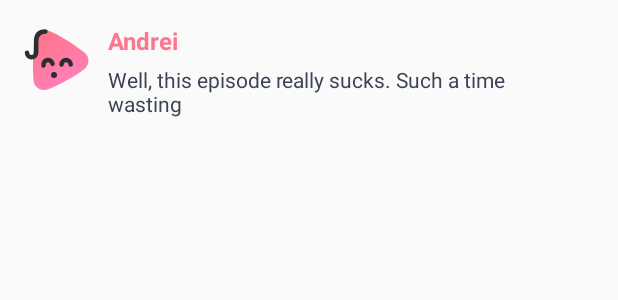
After one commit to gregamezic/infinum_project, an Android app: the layout item_comment_view.xml on its own in the app's theme, with its tools: preview values and no code run, on a phone screen of 412 x 824 dp. The commit adds this screen. Shown: the top 300 px of the screen. Run offline under Robolectric (Android 15) with nearby library versions, the phone set to English and light mode, and no system bars.

Commit message:
Finished all screens. Error for posting-getting comments

```diff
--- /dev/null
+++ b/app/src/main/res/drawable/ic_img_comment_user.xml
@@ -0,0 +1,40 @@
+<vector xmlns:android="http://schemas.android.com/apk/res/android"
+    xmlns:aapt="http://schemas.android.com/aapt"
+    android:width="48dp"
+    android:height="48dp"
+    android:viewportWidth="48"
+    android:viewportHeight="48">
+  <path
+      android:pathData="M40.214,18.923C34.287,14.237 23.664,7.257 16.92,4.624c-4.668,-1.822 -9.197,0.449 -9.88,5.448 -1.08,7.903 -1.367,20.324 -0.633,27.492 0.514,5.02 4.916,7.63 9.62,5.905 6.344,-2.326 18.303,-8.778 23.925,-13.194 3.95,-3.101 4.2,-8.238 0.262,-11.352"
+      android:fillType="evenOdd">
+    <aapt:attr name="android:fillColor">
+      <gradient
+          android:startY="8.755957"
+          android:startX="13.525794"
+          android:endY="33.47643"
+          android:endX="28.997816"
+          android:type="linear">
+        <item android:offset="0" android:color="#FFFF758C"/>
+        <item android:offset="1" android:color="#FFFF7EB3"/>
+      </gradient>
+    </aapt:attr>
+  </path>
+  <path
+      android:pathData="M25,27.08c0,-1.7 1.368,-3.08 3.054,-3.08 1.688,0 3.055,1.38 3.055,3.08M13.053,27.647c-0.31,-1.672 0.782,-3.281 2.44,-3.594 1.659,-0.313 3.254,0.79 3.564,2.462"
+      android:strokeWidth="3"
+      android:fillColor="#00000000"
+      android:strokeColor="#2E2E2E"
+      android:fillType="evenOdd"
+      android:strokeLineCap="round"/>
+  <path
+      android:pathData="M20,34m-2,0a2,2 0,1 1,4 0a2,2 0,1 1,-4 0"
+      android:fillColor="#2E2E2E"
+      android:fillType="evenOdd"/>
+  <path
+      android:pathData="M2,19.122c0,1.7 1.368,3.08 3.054,3.08 1.688,0 3.055,-1.38 3.055,-3.08L8.109,11.508C8.11,8.216 9.335,5 14.231,5"
+      android:strokeWidth="3"
+      android:fillColor="#00000000"
+      android:strokeColor="#2E2E2E"
+      android:fillType="evenOdd"
+      android:strokeLineCap="round"/>
+</vector>
--- /dev/null
+++ b/app/src/main/res/layout/item_comment_view.xml
@@ -0,0 +1,43 @@
+<?xml version="1.0" encoding="utf-8"?>
+<androidx.constraintlayout.widget.ConstraintLayout xmlns:android="http://schemas.android.com/apk/res/android"
+    android:layout_width="match_parent"
+    android:layout_height="wrap_content"
+    xmlns:app="http://schemas.android.com/apk/res-auto"
+    xmlns:tools="http://schemas.android.com/tools"
+    android:padding="@dimen/default_padding">
+
+    <ImageView
+        android:id="@+id/img_comment_user"
+        android:layout_width="wrap_content"
+        android:layout_height="wrap_content"
+        android:src="@drawable/ic_img_comment_user"
+        app:layout_constraintTop_toTopOf="parent"
+        app:layout_constraintStart_toStartOf="parent"/>
+
+    <TextView
+        android:id="@+id/tv_comment_username"
+        android:layout_width="wrap_content"
+        android:layout_height="wrap_content"
+        android:textColor="@color/colorPrimary"
+        android:textSize="@dimen/default_font"
+        tools:text="Andrei"
+        android:textStyle="bold"
+        app:layout_constraintTop_toTopOf="@+id/img_comment_user"
+        app:layout_constraintLeft_toRightOf="@+id/img_comment_user"
+        android:layout_marginStart="8dp"/>
+
+    <TextView
+        android:id="@+id/tv_comment_text_item"
+        android:layout_width="0dp"
+        android:layout_height="wrap_content"
+        android:layout_marginEnd="24dp"
+        android:textColor="#3b4354"
+        android:textSize="14sp"
+        android:layout_marginTop="5dp"
+        app:layout_constraintEnd_toEndOf="parent"
+        app:layout_constraintLeft_toLeftOf="@+id/tv_comment_username"
+        app:layout_constraintStart_toStartOf="@+id/tv_comment_username"
+        app:layout_constraintTop_toBottomOf="@+id/tv_comment_username"
+        tools:text="Well, this episode really sucks. Such a time wasting" />
+
+</androidx.constraintlayout.widget.ConstraintLayout>
```
Also changed, not shown: app/src/main/java/mezic/grega/hows_gregamezic/ShowRepository.kt (+108 -19 lines), app/src/main/java/mezic/grega/hows_gregamezic/network/ApiService.kt (+10 -8 lines), app/src/main/java/mezic/grega/hows_gregamezic/network/NetworkDataTypes.kt (+38 -0 lines), app/src/main/java/mezic/grega/hows_gregamezic/ui/comments/CommentsFragment.kt (+74 -2 lines), app/src/main/java/mezic/grega/hows_gregamezic/ui/comments/dummy/CommentsAdapter.kt (added, +44 -0 lines), app/src/main/java/mezic/grega/hows_gregamezic/viewmodels/CommentsViewModel.kt (added, +34 -0 lines), app/src/main/res/layout/fragment_comments.xml (+6 -3 lines).
